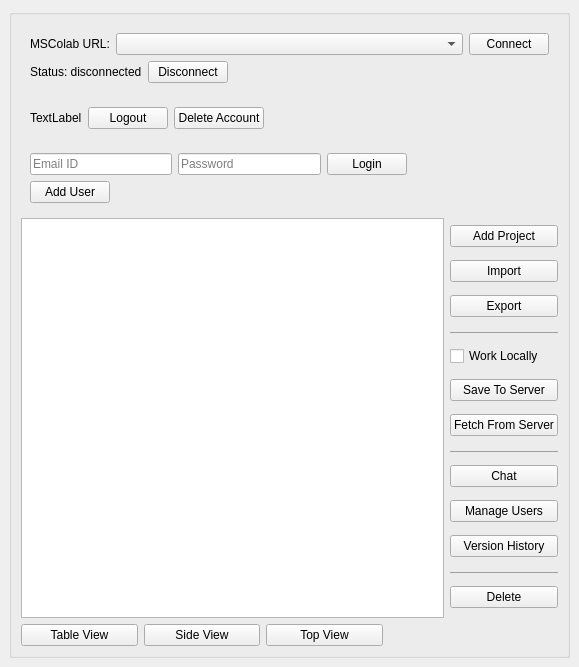
Before: the Qt Designer form mslib/msui/ui/ui_mscolab_window.ui in Open-MSS/MSS, drawn with Qt 5.
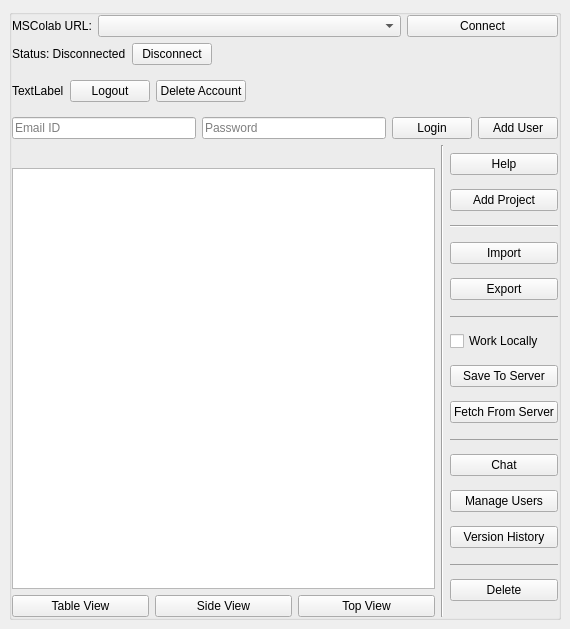
After: the same form once the commit is applied.

Commit message: moved UI imports to qt5 instead of using mss_qt for mscolab windows, added QT resource files, fixed project delete test, added mscolab help dialog

Diff of the .ui file:
```diff
--- a/mslib/msui/ui/ui_mscolab_window.ui
+++ b/mslib/msui/ui/ui_mscolab_window.ui
@@ -6,8 +6,8 @@
    <rect>
     <x>0</x>
     <y>0</y>
-    <width>579</width>
-    <height>667</height>
+    <width>570</width>
+    <height>629</height>
    </rect>
   </property>
   <property name="minimumSize">
@@ -17,7 +17,7 @@
    </size>
   </property>
   <property name="windowTitle">
-   <string>MSColab Main Window</string>
+   <string>Mission Support Collaboration</string>
   </property>
   <widget class="QWidget" name="centralwidget">
    <layout class="QHBoxLayout" name="horizontalLayout_4">
@@ -44,12 +44,38 @@
       <property name="flat">
        <bool>true</bool>
       </property>
-      <layout class="QVBoxLayout" name="verticalLayout">
+      <layout class="QGridLayout" name="gridLayout">
+       <property name="leftMargin">
+        <number>0</number>
+       </property>
+       <property name="topMargin">
+        <number>0</number>
+       </property>
+       <property name="rightMargin">
+        <number>0</number>
+       </property>
+       <property name="bottomMargin">
+        <number>0</number>
+       </property>
+       <item row="0" column="0">
+        <layout class="QVBoxLayout" name="verticalLayout_3">
        <item>
         <widget class="QWidget" name="urlWidget" native="true">
          <layout class="QVBoxLayout" name="verticalLayout_9">
+            <property name="leftMargin">
+             <number>0</number>
+            </property>
+            <property name="topMargin">
+             <number>0</number>
+            </property>
+            <property name="rightMargin">
+             <number>0</number>
+            </property>
+            <property name="bottomMargin">
+             <number>0</number>
+            </property>
           <item>
-           <layout class="QHBoxLayout" name="horizontalLayout_5" stretch="0,1,0">
+             <layout class="QHBoxLayout" name="horizontalLayout_5" stretch="0,2,1">
             <item>
              <widget class="QLabel" name="label_2">
               <property name="text">
@@ -80,7 +106,7 @@
             <item>
              <widget class="QLabel" name="status">
               <property name="text">
-               <string>Status: disconnected</string>
+                 <string>Status: Disconnected</string>
               </property>
              </widget>
             </item>
@@ -101,8 +127,8 @@
               </property>
               <property name="sizeHint" stdset="0">
                <size>
-                <width>0</width>
-                <height>0</height>
+                  <width>40</width>
+                  <height>20</height>
                </size>
               </property>
              </spacer>
@@ -124,6 +150,12 @@
           </sizepolicy>
          </property>
          <layout class="QHBoxLayout" name="horizontalLayout_7">
+            <property name="leftMargin">
+             <number>0</number>
+            </property>
+            <property name="rightMargin">
+             <number>0</number>
+            </property>
           <item>
            <widget class="QLabel" name="label">
             <property name="maximumSize">
@@ -182,6 +214,18 @@
           </sizepolicy>
          </property>
          <layout class="QVBoxLayout" name="verticalLayout_8">
+            <property name="leftMargin">
+             <number>0</number>
+            </property>
+            <property name="topMargin">
+             <number>0</number>
+            </property>
+            <property name="rightMargin">
+             <number>0</number>
+            </property>
+            <property name="bottomMargin">
+             <number>0</number>
+            </property>
           <item>
            <layout class="QHBoxLayout" name="horizontalLayout_3">
             <item>
@@ -194,7 +238,7 @@
             <item>
              <widget class="QLineEdit" name="password">
               <property name="echoMode">
-               <enum>QLineEdit::PasswordEchoOnEdit</enum>
+                 <enum>QLineEdit::Password</enum>
               </property>
               <property name="placeholderText">
                <string>Password</string>
@@ -209,21 +253,6 @@
              </widget>
             </item>
             <item>
-             <spacer name="horizontalSpacer_2">
-              <property name="orientation">
-               <enum>Qt::Horizontal</enum>
-              </property>
-              <property name="sizeHint" stdset="0">
-               <size>
-                <width>40</width>
-                <height>20</height>
-               </size>
-              </property>
-             </spacer>
-            </item>
-           </layout>
-          </item>
-          <item>
            <widget class="QPushButton" name="addUser">
             <property name="maximumSize">
              <size>
@@ -240,11 +269,30 @@
            </widget>
           </item>
          </layout>
+            </item>
+           </layout>
         </widget>
        </item>
        <item>
         <layout class="QHBoxLayout" name="horizontalLayout_2">
          <item>
+            <layout class="QVBoxLayout" name="verticalLayout">
+             <item>
+              <widget class="QLabel" name="helperTextLabel">
+               <property name="font">
+                <font>
+                 <pointsize>11</pointsize>
+                </font>
+               </property>
+               <property name="text">
+                <string/>
+               </property>
+               <property name="wordWrap">
+                <bool>true</bool>
+               </property>
+              </widget>
+             </item>
+             <item>
           <widget class="QListWidget" name="listProjects">
            <property name="sizePolicy">
             <sizepolicy hsizetype="Expanding" vsizetype="Expanding">
@@ -264,13 +312,72 @@
           </widget>
          </item>
          <item>
-          <layout class="QVBoxLayout" name="verticalLayout_2" stretch="0,0,0,0,0,0,0,0,0,0,0,0,0">
+              <layout class="QHBoxLayout" name="horizontalLayout">
+               <item>
+                <widget class="QPushButton" name="tableview">
+                 <property name="sizePolicy">
+                  <sizepolicy hsizetype="Preferred" vsizetype="Fixed">
+                   <horstretch>0</horstretch>
+                   <verstretch>0</verstretch>
+                  </sizepolicy>
+                 </property>
+                 <property name="text">
+                  <string>Table View</string>
+                 </property>
+                </widget>
+               </item>
+               <item>
+                <widget class="QPushButton" name="sideview">
+                 <property name="sizePolicy">
+                  <sizepolicy hsizetype="Preferred" vsizetype="Fixed">
+                   <horstretch>0</horstretch>
+                   <verstretch>0</verstretch>
+                  </sizepolicy>
+                 </property>
+                 <property name="text">
+                  <string>Side View</string>
+                 </property>
+                </widget>
+               </item>
+               <item>
+                <widget class="QPushButton" name="topview">
+                 <property name="sizePolicy">
+                  <sizepolicy hsizetype="Preferred" vsizetype="Fixed">
+                   <horstretch>0</horstretch>
+                   <verstretch>0</verstretch>
+                  </sizepolicy>
+                 </property>
+                 <property name="text">
+                  <string>Top View</string>
+                 </property>
+                </widget>
+               </item>
+              </layout>
+             </item>
+            </layout>
+           </item>
+           <item>
+            <widget class="Line" name="line_5">
+             <property name="orientation">
+              <enum>Qt::Vertical</enum>
+             </property>
+            </widget>
+           </item>
+           <item>
+            <layout class="QVBoxLayout" name="verticalLayout_2" stretch="0,0,0,0,0,0,0,0,0,0,0,0,0,0,0">
            <property name="spacing">
             <number>-1</number>
            </property>
            <property name="sizeConstraint">
             <enum>QLayout::SetDefaultConstraint</enum>
            </property>
+             <item>
+              <widget class="QPushButton" name="helpBtn">
+               <property name="text">
+                <string>Help</string>
+               </property>
+              </widget>
+             </item>
            <item>
             <widget class="QPushButton" name="addProject">
              <property name="toolTip">
@@ -281,6 +388,13 @@
              </property>
             </widget>
            </item>
+             <item>
+              <widget class="Line" name="line_4">
+               <property name="orientation">
+                <enum>Qt::Horizontal</enum>
+               </property>
+              </widget>
+             </item>
            <item>
             <widget class="QPushButton" name="importBtn">
              <property name="toolTip">
@@ -399,6 +513,9 @@
            </item>
            <item>
             <widget class="QPushButton" name="deleteProjectBtn">
+               <property name="toolTip">
+                <string>Delete selected project</string>
+               </property>
              <property name="autoFillBackground">
               <bool>false</bool>
              </property>
@@ -413,60 +530,6 @@
           </layout>
          </item>
         </layout>
-       </item>
-       <item>
-        <layout class="QHBoxLayout" name="horizontalLayout" stretch="2,2,2,3">
-         <item>
-          <widget class="QPushButton" name="tableview">
-           <property name="sizePolicy">
-            <sizepolicy hsizetype="Preferred" vsizetype="Fixed">
-             <horstretch>0</horstretch>
-             <verstretch>0</verstretch>
-            </sizepolicy>
-           </property>
-           <property name="text">
-            <string>Table View</string>
-           </property>
-          </widget>
-         </item>
-         <item>
-          <widget class="QPushButton" name="sideview">
-           <property name="sizePolicy">
-            <sizepolicy hsizetype="Preferred" vsizetype="Fixed">
-             <horstretch>0</horstretch>
-             <verstretch>0</verstretch>
-            </sizepolicy>
-           </property>
-           <property name="text">
-            <string>Side View</string>
-           </property>
-          </widget>
-         </item>
-         <item>
-          <widget class="QPushButton" name="topview">
-           <property name="sizePolicy">
-            <sizepolicy hsizetype="Preferred" vsizetype="Fixed">
-             <horstretch>0</horstretch>
-             <verstretch>0</verstretch>
-            </sizepolicy>
-           </property>
-           <property name="text">
-            <string>Top View</string>
-           </property>
-          </widget>
-         </item>
-         <item>
-          <spacer name="horizontalSpacer_4">
-           <property name="orientation">
-            <enum>Qt::Horizontal</enum>
-           </property>
-           <property name="sizeHint" stdset="0">
-            <size>
-             <width>40</width>
-             <height>20</height>
-            </size>
-           </property>
-          </spacer>
          </item>
         </layout>
        </item>
```
Lines whose indentation alone changed are shown as unchanged. The commit also changes 17 other files.
